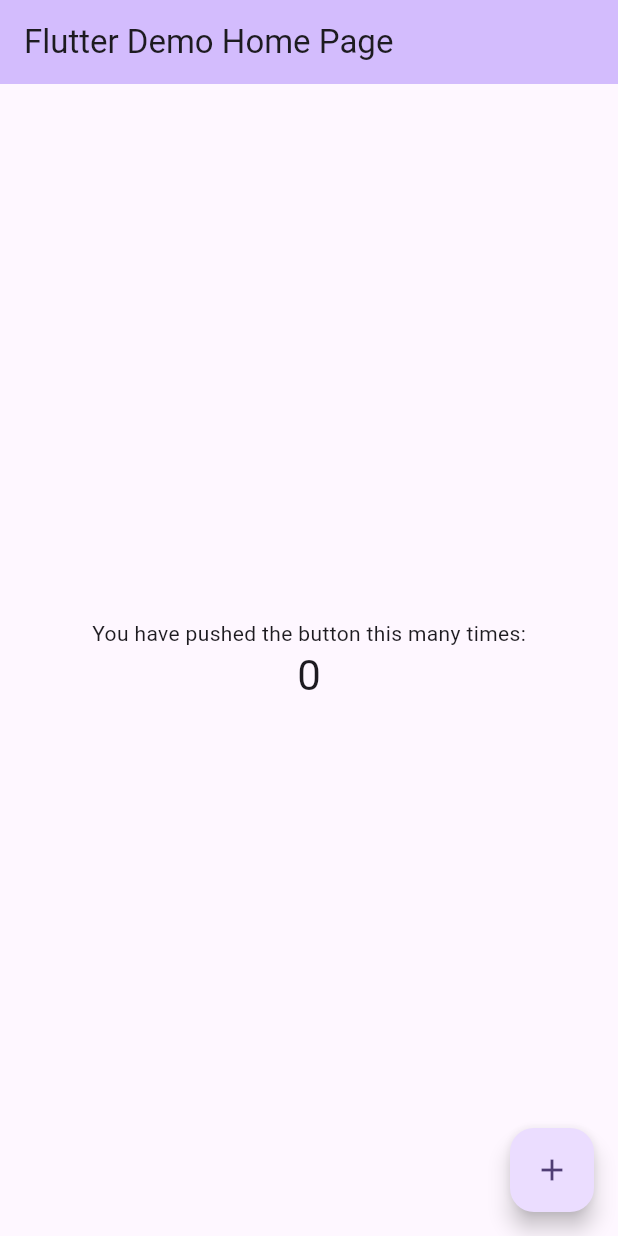
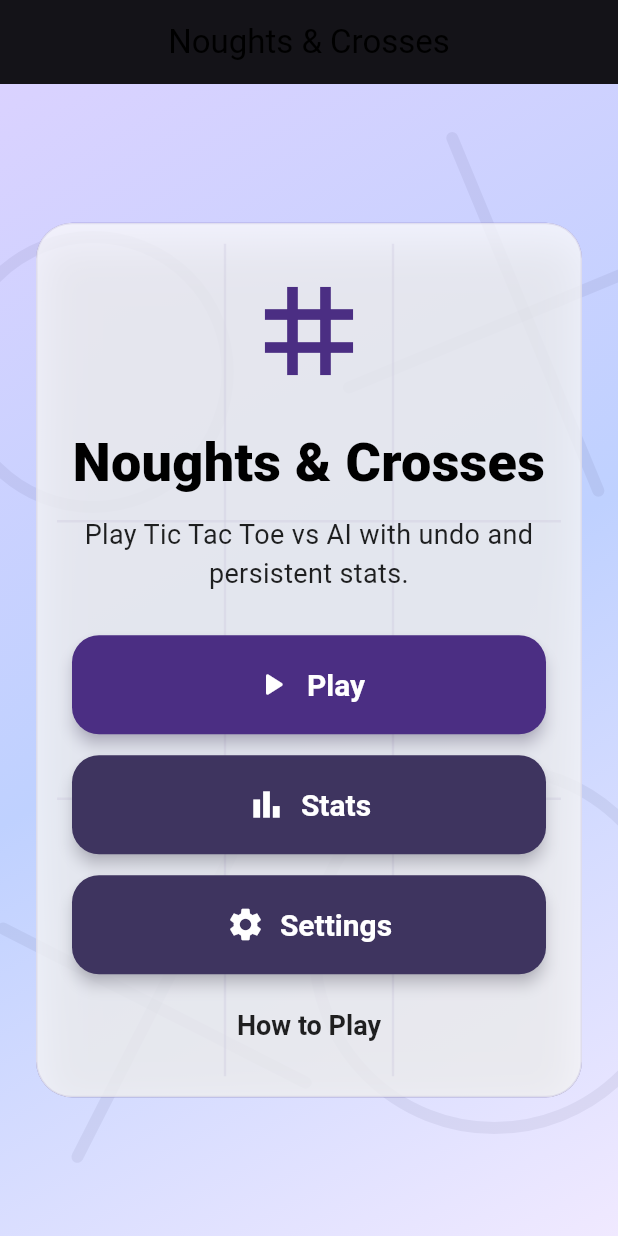
Before and after one commit to wilsonmugwe/Tic-tac-toe, a Flutter app: the screen it shows after launch, on a phone screen of 412 x 824 dp. Run offline on Flutter 3.47's test engine with Material 3 defaults, Android fonts, the phone set to English and light mode, and no system bars.

Commit message:
feat(app): modern home screen, routing, placeholders, core game logic with undo

```diff
--- a/lib/main.dart
+++ b/lib/main.dart
@@ -1,122 +1,41 @@
+// lib/main.dart
 import 'package:flutter/material.dart';
+import 'screens/home_screen.dart';
+import 'screens/game_screen.dart';
+import 'screens/stats_screen.dart';
+import 'screens/settings_screen.dart';
+import 'screens/howto_screen.dart';
 
 void main() {
-  runApp(const MyApp());
+  runApp(const App());
 }
 
-class MyApp extends StatelessWidget {
-  const MyApp({super.key});
+class App extends StatelessWidget {
+  const App({super.key});
 
-  // This widget is the root of your application.
   @override
   Widget build(BuildContext context) {
+    final scheme = ColorScheme.fromSeed(
+      seedColor: const Color(0xFF7C4DFF),
+      brightness: Brightness.dark,
+    );
+
     return MaterialApp(
-      title: 'Flutter Demo',
-      theme: ThemeData(
-        // This is the theme of your application.
-        //
-        // TRY THIS: Try running your application with "flutter run". You'll see
-        // the application has a purple toolbar. Then, without quitting the app,
-        // try changing the seedColor in the colorScheme below to Colors.green
-        // and then invoke "hot reload" (save your changes or press the "hot
-        // reload" button in a Flutter-supported IDE, or press "r" if you used
-        // the command line to start the app).
-        //
-        // Notice that the counter didn't reset back to zero; the application
-        // state is not lost during the reload. To reset the state, use hot
-        // restart instead.
-        //
-        // This works for code too, not just values: Most code changes can be
-        // tested with just a hot reload.
-        colorScheme: ColorScheme.fromSeed(seedColor: Colors.deepPurple),
+      title: 'Noughts & Crosses',
+      debugShowCheckedModeBanner: false,
+      themeMode: ThemeMode.dark,
+      darkTheme: ThemeData(
+        colorScheme: scheme,
+        useMaterial3: true,
+        appBarTheme: const AppBarTheme(centerTitle: true, elevation: 0, backgroundColor: Colors.transparent),
       ),
-      home: const MyHomePage(title: 'Flutter Demo Home Page'),
+      home: const HomeScreen(),
+      routes: {
+        '/game': (_) => const GameScreen(),
+        '/stats': (_) => const StatsScreen(),
+        '/settings': (_) => const SettingsScreen(),
+        '/howto': (_) => const HowToScreen(),
+      },
     );
   }
 }
-
-class MyHomePage extends StatefulWidget {
-  const MyHomePage({super.key, required this.title});
-
-  // This widget is the home page of your application. It is stateful, meaning
-  // that it has a State object (defined below) that contains fields that affect
-  // how it looks.
-
-  // This class is the configuration for the state. It holds the values (in this
-  // case the title) provided by the parent (in this case the App widget) and
-  // used by the build method of the State. Fields in a Widget subclass are
-  // always marked "final".
-
-  final String title;
-
-  @override
-  State<MyHomePage> createState() => _MyHomePageState();
-}
-
-class _MyHomePageState extends State<MyHomePage> {
-  int _counter = 0;
-
-  void _incrementCounter() {
-    setState(() {
-      // This call to setState tells the Flutter framework that something has
-      // changed in this State, which causes it to rerun the build method below
-      // so that the display can reflect the updated values. If we changed
-      // _counter without calling setState(), then the build method would not be
-      // called again, and so nothing would appear to happen.
-      _counter++;
-    });
-  }
-
-  @override
-  Widget build(BuildContext context) {
-    // This method is rerun every time setState is called, for instance as done
-    // by the _incrementCounter method above.
-    //
-    // The Flutter framework has been optimized to make rerunning build methods
-    // fast, so that you can just rebuild anything that needs updating rather
-    // than having to individually change instances of widgets.
-    return Scaffold(
-      appBar: AppBar(
-        // TRY THIS: Try changing the color here to a specific color (to
-        // Colors.amber, perhaps?) and trigger a hot reload to see the AppBar
-        // change color while the other colors stay the same.
-        backgroundColor: Theme.of(context).colorScheme.inversePrimary,
-        // Here we take the value from the MyHomePage object that was created by
-        // the App.build method, and use it to set our appbar title.
-        title: Text(widget.title),
-      ),
-      body: Center(
-        // Center is a layout widget. It takes a single child and positions it
-        // in the middle of the parent.
-        child: Column(
-          // Column is also a layout widget. It takes a list of children and
-          // arranges them vertically. By default, it sizes itself to fit its
-          // children horizontally, and tries to be as tall as its parent.
-          //
-          // Column has various properties to control how it sizes itself and
-          // how it positions its children. Here we use mainAxisAlignment to
-          // center the children vertically; the main axis here is the vertical
-          // axis because Columns are vertical (the cross axis would be
-          // horizontal).
-          //
-          // TRY THIS: Invoke "debug painting" (choose the "Toggle Debug Paint"
-          // action in the IDE, or press "p" in the console), to see the
-          // wireframe for each widget.
-          mainAxisAlignment: MainAxisAlignment.center,
-          children: <Widget>[
-            const Text('You have pushed the button this many times:'),
-            Text(
-              '$_counter',
-              style: Theme.of(context).textTheme.headlineMedium,
-            ),
-          ],
-        ),
-      ),
-      floatingActionButton: FloatingActionButton(
-        onPressed: _incrementCounter,
-        tooltip: 'Increment',
-        child: const Icon(Icons.add),
-      ), // This trailing comma makes auto-formatting nicer for build methods.
-    );
-  }
-}
--- /dev/null
+++ b/lib/screens/home_screen.dart
@@ -0,0 +1,255 @@
+// lib/screens/home_screen.dart
+import 'dart:math' as math;
+import 'package:flutter/material.dart';
+
+class HomeScreen extends StatelessWidget {
+  const HomeScreen({super.key});
+
+  @override
+  Widget build(BuildContext context) {
+    return Scaffold(
+      appBar: AppBar(
+        foregroundColor: Colors.black,
+        backgroundColor: Colors.transparent,
+        elevation: 0,
+        title: const Text('Noughts & Crosses'),
+        centerTitle: true,
+      ),
+      body: Stack(
+        children: [
+          Container(
+            decoration: const BoxDecoration(
+              gradient: LinearGradient(
+                begin: Alignment.topLeft,
+                end: Alignment.bottomRight,
+                colors: [
+                  Color(0xFFDAD2FF),
+                  Color(0xFFBFD1FF),
+                  Color(0xFFF0E9FF),
+                ],
+              ),
+            ),
+          ),
+          Positioned.fill(child: CustomPaint(painter: _XOPatternPainter())),
+          Center(
+            child: ConstrainedBox(
+              constraints: const BoxConstraints(maxWidth: 560),
+              child: Padding(
+                padding: const EdgeInsets.all(24),
+                child: _TicTacCard(
+                  child: Padding(
+                    padding: const EdgeInsets.fromLTRB(24, 28, 24, 24),
+                    child: Column(
+                      mainAxisSize: MainAxisSize.min,
+                      children: [
+                        const Icon(Icons.grid_3x3, size: 88, color: Color(0xFF4B2E83)),
+                        const SizedBox(height: 18),
+                        const Text(
+                          'Noughts & Crosses',
+                          textAlign: TextAlign.center,
+                          style: TextStyle(
+                            fontSize: 36,
+                            fontWeight: FontWeight.w800,
+                            letterSpacing: 0.2,
+                            color: Colors.black,
+                          ),
+                        ),
+                        const SizedBox(height: 10),
+                        const Text(
+                          'Play Tic Tac Toe vs AI with undo and persistent stats.',
+                          textAlign: TextAlign.center,
+                          style: TextStyle(
+                            fontSize: 18,
+                            color: Colors.black87,
+                          ),
+                        ),
+                        const SizedBox(height: 28),
+                        _MenuButton(
+                          icon: Icons.play_arrow_rounded,
+                          label: 'Play',
+                          onPressed: () => Navigator.pushNamed(context, '/game'),
+                          backgroundColor: const Color(0xFF4B2E83),
+                          foregroundColor: Colors.white,
+                          shadowColor: const Color(0x80321E5C),
+                        ),
+                        const SizedBox(height: 14),
+                        _MenuButton(
+                          icon: Icons.bar_chart,
+                          label: 'Stats',
+                          onPressed: () => Navigator.pushNamed(context, '/stats'),
+                          backgroundColor: const Color(0xFF3E345F),
+                          foregroundColor: Colors.white,
+                          shadowColor: const Color(0x802A2342),
+                        ),
+                        const SizedBox(height: 14),
+                        _MenuButton(
+                          icon: Icons.settings,
+                          label: 'Settings',
+                          onPressed: () => Navigator.pushNamed(context, '/settings'),
+                          backgroundColor: const Color(0xFF3E345F),
+                          foregroundColor: Colors.white,
+                          shadowColor: const Color(0x802A2342),
+                        ),
+                        const SizedBox(height: 10),
+                        TextButton(
+                          onPressed: () => Navigator.pushNamed(context, '/howto'),
+                          style: TextButton.styleFrom(
+                            foregroundColor: Colors.black87,
+                            textStyle: const TextStyle(fontSize: 18, fontWeight: FontWeight.w600),
+                          ),
+                          child: const Text('How to Play'),
+                        ),
+                      ],
+                    ),
+                  ),
+                ),
+              ),
+            ),
+          ),
+        ],
+      ),
+    );
+  }
+}
+
+class _MenuButton extends StatelessWidget {
+  final IconData icon;
+  final String label;
+  final VoidCallback onPressed;
+  final Color backgroundColor;
+  final Color foregroundColor;
+  final Color? shadowColor;
+
+  const _MenuButton({
+    required this.icon,
+    required this.label,
+    required this.onPressed,
+    required this.backgroundColor,
+    required this.foregroundColor,
+    this.shadowColor,
+    super.key,
+  });
+
+  @override
+  Widget build(BuildContext context) {
+    final style = FilledButton.styleFrom(
+      padding: const EdgeInsets.symmetric(horizontal: 28, vertical: 20),
+      minimumSize: const Size.fromHeight(60),
+      textStyle: const TextStyle(fontSize: 20, fontWeight: FontWeight.w700),
+      shape: RoundedRectangleBorder(borderRadius: BorderRadius.circular(18)),
+      backgroundColor: backgroundColor,
+      foregroundColor: foregroundColor,
+      shadowColor: shadowColor,
+      elevation: 4,
+    );
+
+    return FilledButton(
+      style: style,
+      onPressed: onPressed,
+      child: Row(
+        mainAxisAlignment: MainAxisAlignment.center,
+        children: [
+          Icon(icon, size: 26),
+          const SizedBox(width: 10),
+          Text(label),
+        ],
+      ),
+    );
+  }
+}
+
+class _TicTacCard extends StatelessWidget {
+  final Widget child;
+  const _TicTacCard({required this.child, super.key});
+
+  @override
+  Widget build(BuildContext context) {
+    return ClipRRect(
+      borderRadius: BorderRadius.circular(24),
+      child: CustomPaint(
+        painter: _TicTacBorderPainter(),
+        child: Container(
+          decoration: BoxDecoration(
+            color: Colors.white.withOpacity(0.75),
+            boxShadow: const [
+              BoxShadow(color: Colors.black26, blurRadius: 24, offset: Offset(0, 12)),
+            ],
+          ),
+          child: child,
+        ),
+      ),
+    );
+  }
+}
+
+class _TicTacBorderPainter extends CustomPainter {
+  @override
+  void paint(Canvas canvas, Size size) {
+    final outerRRect = RRect.fromRectAndRadius(
+      Offset.zero & size,
+      const Radius.circular(24),
+    );
+
+    final borderPaint = Paint()
+      ..style = PaintingStyle.stroke
+      ..strokeWidth = 2
+      ..color = const Color(0xFF5E4FB0).withOpacity(0.6);
+
+    canvas.drawRRect(outerRRect, borderPaint);
+
+    const inset = 14.0;
+    final rect = Rect.fromLTWH(inset, inset, size.width - inset * 2, size.height - inset * 2);
+
+    final gridPaint = Paint()
+      ..style = PaintingStyle.stroke
+      ..strokeWidth = 1.6
+      ..color = const Color(0xFF5E4FB0).withOpacity(0.45);
+
+    final vx1 = rect.left + rect.width / 3;
+    final vx2 = rect.left + rect.width * 2 / 3;
+    canvas.drawLine(Offset(vx1, rect.top), Offset(vx1, rect.bottom), gridPaint);
+    canvas.drawLine(Offset(vx2, rect.top), Offset(vx2, rect.bottom), gridPaint);
+
+    final hy1 = rect.top + rect.height / 3;
+    final hy2 = rect.top + rect.height * 2 / 3;
+    canvas.drawLine(Offset(rect.left, hy1), Offset(rect.right, hy1), gridPaint);
+    canvas.drawLine(Offset(rect.left, hy2), Offset(rect.right, hy2), gridPaint);
+  }
+
+  @override
+  bool shouldRepaint(covariant CustomPainter oldDelegate) => false;
+}
+
+class _XOPatternPainter extends CustomPainter {
+  @override
+  void paint(Canvas canvas, Size size) {
+    final xoColor = const Color(0xFF2C2A5B).withOpacity(0.07);
+    final stroke = Paint()
+      ..style = PaintingStyle.stroke
+      ..strokeWidth = 8
+      ..color = xoColor
+      ..strokeCap = StrokeCap.round;
+
+    void drawX(double cx, double cy, double s, double angle) {
+      canvas.save();
+      canvas.translate(cx, cy);
+      canvas.rotate(angle);
+      final half = s / 2;
+      canvas.drawLine(Offset(-half, -half), Offset(half, half), stroke);
+      canvas.drawLine(Offset(-half, half), Offset(half, -half), stroke);
+      canvas.restore();
+    }
+
+    void drawO(double cx, double cy, double r) {
+      canvas.drawCircle(Offset(cx, cy), r, stroke);
+    }
+
+    drawO(size.width * 0.15, size.height * 0.25, 90);
+    drawX(size.width * 0.85, size.height * 0.20, 180, math.pi / 8);
+    drawO(size.width * 0.80, size.height * 0.75, 120);
+    drawX(size.width * 0.25, size.height * 0.80, 160, -math.pi / 10);
+  }
+
+  @override
+  bool shouldRepaint(covariant CustomPainter oldDelegate) => false;
+}
--- /dev/null
+++ b/lib/screens/settings_screen.dart
@@ -0,0 +1,13 @@
+import 'package:flutter/material.dart';
+
+class SettingsScreen extends StatelessWidget {
+  const SettingsScreen({super.key});
+
+  @override
+  Widget build(BuildContext context) {
+    return Scaffold(
+      appBar: AppBar(title: const Text('Settings')),
+      body: const Center(child: Text('Settings coming soon', style: TextStyle(fontSize: 18))),
+    );
+  }
+}
--- /dev/null
+++ b/lib/screens/stats_screen.dart
@@ -0,0 +1,13 @@
+import 'package:flutter/material.dart';
+
+class StatsScreen extends StatelessWidget {
+  const StatsScreen({super.key});
+
+  @override
+  Widget build(BuildContext context) {
+    return Scaffold(
+      appBar: AppBar(title: const Text('Stats')),
+      body: const Center(child: Text('Stats coming soon', style: TextStyle(fontSize: 18))),
+    );
+  }
+}
```
Also changed, not shown: lib/game_logic.dart (added, +80 -0 lines), lib/screens/game_screen.dart (added, +84 -0 lines), lib/screens/howto_screen.dart (added, +19 -0 lines), lib/ai.dart (added), lib/settings_store.dart (added), lib/storage.dart (added), 2 other files.
